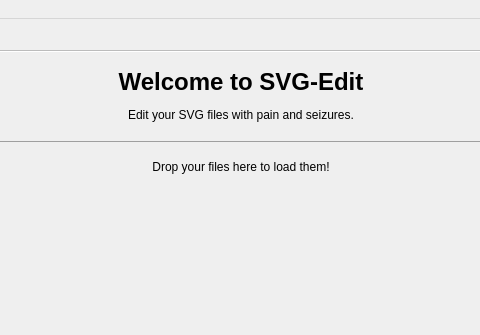
Before: the Qt Designer form mainwindow.ui in Salami555/uip-ex3-svg-edit, drawn with Qt 5; both pictures show x 159 to 639 and y 0 to 335 of the 800 by 600 pixel window.
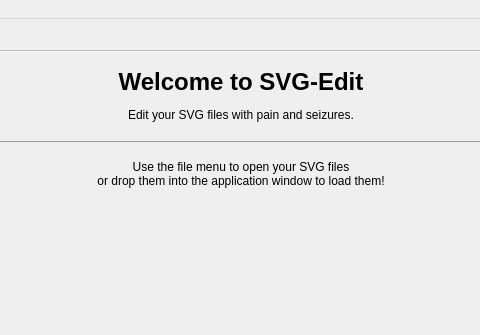
After: the same form once the commit is applied.

Commit message: disable unimplemented functionality

Diff of the .ui file:
```diff
--- a/mainwindow.ui
+++ b/mainwindow.ui
@@ -94,7 +94,7 @@
 &lt;h1&gt;Welcome to SVG-Edit&lt;/h1&gt;
 &lt;p&gt;Edit your SVG files with pain and seizures.&lt;/p&gt;
 &lt;hr/&gt;
-&lt;p&gt;Drop your files here to load them!&lt;/p&gt;
+&lt;p&gt;Use the file menu to open your SVG files&lt;br/&gt;or drop them into the application window to load them!&lt;/p&gt;
 &lt;/body&gt;
 &lt;/html&gt;</string>
           </property>
```
Left out of the diff: 65 changed lines with no effect on the pictures.
